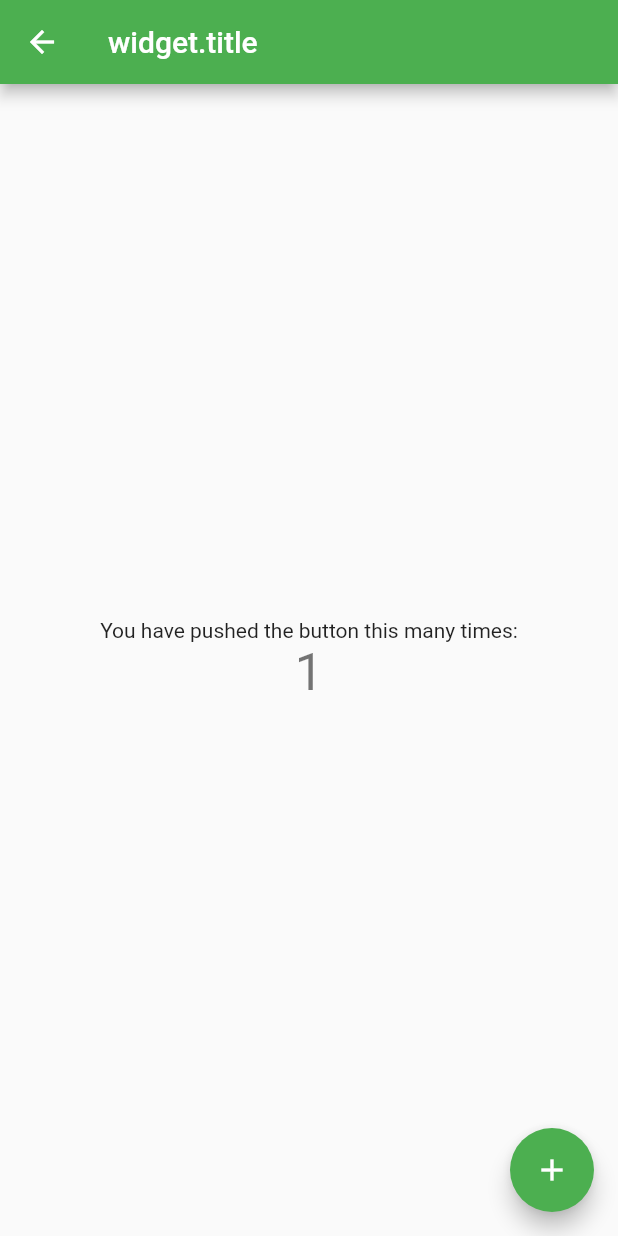
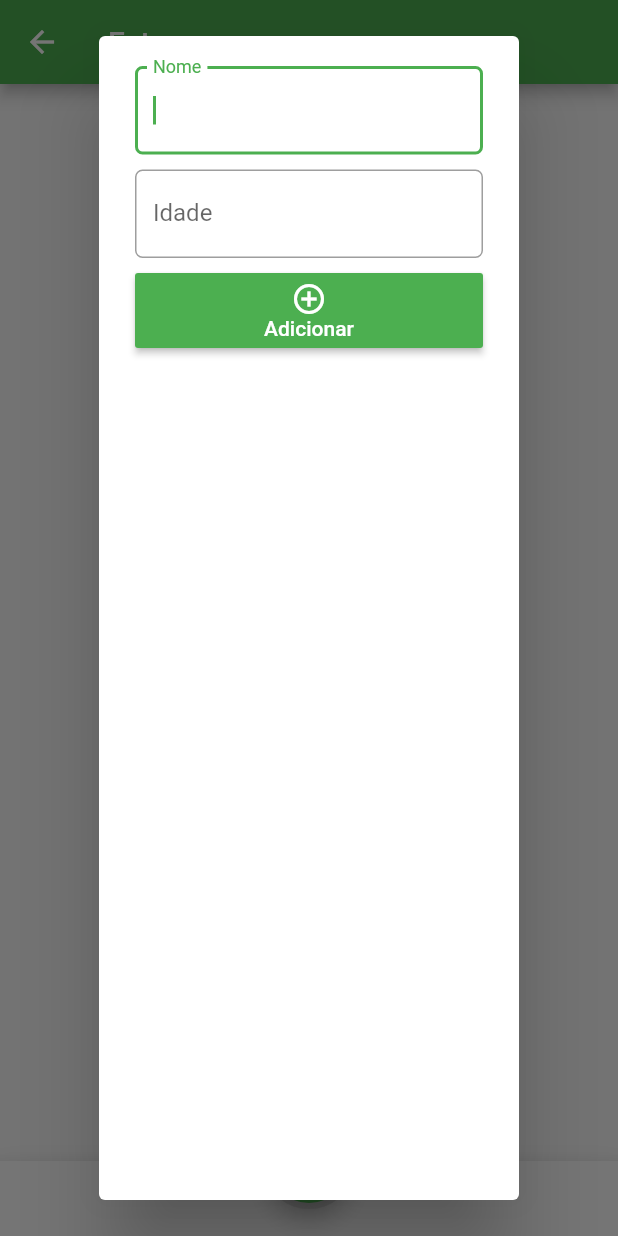
Before and after one commit to barreiradlc/e_carto, a Flutter app: the EstoquePage screen opened by its route, after a tap on the "add" icon, on a phone screen of 412 x 824 dp. Run offline on Flutter 3.47's test engine with Material 2 defaults, Android fonts, the phone set to English and light mode, and no system bars; our stand-ins replace carousel_slider, image_picker, shared_preferences, sqflite; missing offline and left inert: keyboard_visibility, universal_html; accounts and stored records are empty.

Commit message:
Estoque (Prévia)

```diff
--- a/lib/telas/EstoquePage.dart
+++ b/lib/telas/EstoquePage.dart
@@ -1,65 +1,233 @@
 import 'package:flutter/material.dart';
 import 'package:shared_preferences/shared_preferences.dart';
 
+import '../db_test.dart' as db;
+
 class EstoquePage extends StatefulWidget {
-  // EstoquePage({Key key, this.title}) : super(key: key);
-  // final String title = ;
-
   @override
   _EstoquePageState createState() => _EstoquePageState();
 }
 
 class _EstoquePageState extends State<EstoquePage> {
-  int _counter = 0;
+  var estoque;
+  String label;
+
+  bool form = true;
+
+  var nome = TextEditingController(text: '');
+  var idade = TextEditingController(text: '');
+  var id = TextEditingController(text: '');
 
   @override
   void initState() {
     super.initState();
-    _loadCounter();
+    list();
   }
 
-  //Loading counter value on start
-  _loadCounter() async {
-    SharedPreferences prefs = await SharedPreferences.getInstance();
+  void formDialogModal(dog, status) async {
+    print(dog);
+    print(status);
+    print(status);
+    print(status);
+
     setState(() {
-      _counter = (prefs.getInt('counter') ?? 0);
+      nome.text = status == 'edit' ? dog.name : '';
+      idade.text = status == 'edit' ? dog.age.toString() : '';
+      id.text = status == 'edit' ? dog.id.toString() : '';
+      label = status == 'edit' ? 'Editar' : 'Adicionar';
+    });
+
+    return showDialog(
+      context: context,
+      builder: (context) {
+        return Container(
+                  height: 60,
+            child: AlertDialog(
+          // Retrieve the text the that user has entered by using the
+          // TextEditingController.
+          backgroundColor: Colors.white,
+          content: Scaffold(
+              backgroundColor: Colors.white,
+              body: Column(children: <Widget>[
+                Container(
+                    padding: EdgeInsets.only(bottom: 10),
+                    child: TextField(
+                      controller: nome,
+                      // obscureText: true,
+                      decoration: InputDecoration(
+                        border: OutlineInputBorder(
+                          borderRadius: const BorderRadius.all(
+                            const Radius.circular(5.0),
+                          ),
+                        ),
+                        labelText: 'Nome',
+                      ),
+                      autofocus: true,
+                    )),
+                Container(
+                    padding: EdgeInsets.only(bottom: 10),
+                    child: TextField(
+                      controller: idade,
+                      // obscureText: true,
+                      decoration: InputDecoration(
+                        border: OutlineInputBorder(
+                          borderRadius: const BorderRadius.all(
+                            const Radius.circular(5.0),
+                          ),
+                        ),
+                        labelText: 'Idade',
+                      ),
+                      // autofocus: true,
+                    )),
+
+                // alignment: Alignment(1.0, 1.0),
+                RaisedButton(
+                    color: Colors.green,
+                    padding: EdgeInsets.all(5),
+                    onPressed: add,
+                    child: Center(
+                      child: Column(
+                        crossAxisAlignment: CrossAxisAlignment.center,
+                        children: <Widget>[
+                          Icon(
+                            Icons.add_circle_outline,
+                            color: Colors.white,
+                          ),
+                          Text(label, style: TextStyle(color: Colors.white))
+                        ],
+                      ),
+                    ))
+              ])),
+        ));
+      },
+    );
+  }
+
+  void formDialog(id) async {
+    print(id);
+    await db.DbFunctionsState().openDB().then((d) {
+      db.DbFunctionsState().dog(id, d).then((dog) {
+        formDialogModal(dog, 'edit');
+      });
     });
   }
 
-  //Incrementing counter after click
-  _incrementCounter() async {
-    SharedPreferences prefs = await SharedPreferences.getInstance();
+  void remove(index) async {
+    print(index);
+    db.DbFunctionsState().openDB().then((d) {
+      db.DbFunctionsState().deleteDog(index.id, d);
+    });
+    list();
+  }
+
+  add() async {
+    print('add');
+    db.DbFunctionsState().openDB().then((d) {
+      db.DbFunctionsState().insertDog(
+          db.Dog(
+              id: int.parse(id.text),
+              age: int.parse(idade.text),
+              name: nome.text),
+          d);
+    });
+    list();
+  }
+
+  list() async {
+    print('list');
+    await db.DbFunctionsState().openDB().then((d) {
+      db.DbFunctionsState().dogs(d).then((estoque) {
+        print('estoque');
+        print(estoque);
         setState(() {
-      _counter = (prefs.getInt('counter') ?? 0) + 1;
-      prefs.setInt('counter', _counter);
+          this.estoque = estoque;
+        });
+      });
     });
   }
 
   @override
   Widget build(BuildContext context) {
+    if (estoque != null) {
       return Scaffold(
         appBar: AppBar(
-        title: Text('widget.title'),
+          title: Text('Estoque'),
         ),
-      body: Center(
-        child: Column(
-          mainAxisAlignment: MainAxisAlignment.center,
+        // body: Center(
+        body: Container(
+            child: Stack(children: <Widget>[
+          ListView.builder(
+              itemCount: this.estoque == null ? 0 : this.estoque.length,
+              itemBuilder: (BuildContext context, int index) {
+                print('index');
+                print('index');
+                print('index');
+                print(index);
+                return Container(
+                    padding: EdgeInsets.only(bottom: 5),
+                    child: RaisedButton(
+                        color: Colors.white,
+                        onPressed: () => formDialog(this.estoque[index].id),
+                        child: Container(
+                            padding: EdgeInsets.all(10),
+                            child: Row(
+                              mainAxisAlignment: MainAxisAlignment.spaceBetween,
                               children: <Widget>[
-            Text(
-              'You have pushed the button this many times:',
-            ),
-            Text(
-              '$_counter',
-              style: Theme.of(context).textTheme.display1,
+                                Text(this.estoque[index].name),
+                                IconButton(
+                                  padding: EdgeInsets.all(2),
+                                  icon: Icon(Icons.delete),
+                                  onPressed: () => remove(this.estoque[index]),
                                 ),
                               ],
-        ),
+                            )
+                            // child: ,
+                            )));
+              }),
+        ])),
+        bottomNavigationBar: BottomAppBar(
+          shape: const CircularNotchedRectangle(),
+          child: Container(height: 50),
         ),
         floatingActionButton: FloatingActionButton(
-        onPressed: _incrementCounter,
-        tooltip: 'Increment',
+          // When the user presses the button, show an alert dialog containing
+          // the text that the user has entered into the text field.
+          foregroundColor: Colors.white,
+          backgroundColor: Colors.green,
+          onPressed: () => formDialogModal(null, 'new'),
+          tooltip: 'Show me the value!',
           child: Icon(Icons.add),
-      ), // This trailing comma makes auto-formatting nicer for build methods.
+        ),
+
+        floatingActionButtonLocation: FloatingActionButtonLocation.centerDocked,
       );
+      //   ),
+      // );
+    }
+    return Scaffold(
+        body: Container(
+            child: Center(
+                // child: CircularProgressIndicator()
+                child: Column(
+      children: <Widget>[
+        RaisedButton(
+          // onPressed:() => db.Dog(age: 23, id: 22, name: 'Rudolph'),
+          onPressed: add,
+
+          // onPressed:() => {
+          //   db.insertDog({ age: 23, id: 22, name: 'Rudolph' })
+          // },
+        ),
+        RaisedButton(
+          // onPressed:() => db.Dog(age: 23, id: 22, name: 'Rudolph'),
+          onPressed: list,
+          child: Text('list'),
+
+          // onPressed:() => {
+          //   db.insertDog({ age: 23, id: 22, name: 'Rudolph' })
+          // },
+        ),
+      ],
+    ))));
   }
 }
--- a/lib/telas/Home/Wikis.dart
+++ b/lib/telas/Home/Wikis.dart
@@ -63,6 +63,7 @@ class WikiState extends State<Wikis> {
           } else {
             bg = NetworkImage(uri + wikis[index]['avatar']['url']);
           }
+
           return new Container(
                 padding: EdgeInsets.only(bottom: 30),
                 child:
--- a/pubspec.yaml
+++ b/pubspec.yaml
@@ -25,6 +25,8 @@ dependencies:
   image_picker: 0.6.2+3
   shared_preferences: 0.5.6
   carousel_slider: 1.3.1
+  sqflite:
+  path:
   # The following adds the Cupertino Icons font to your application.
   # Use with the CupertinoIcons class for iOS style icons.
   cupertino_icons: ^0.1.2
```
Also changed, not shown: lib/Modelos/Itens.dart (added, +146 -0 lines), lib/Modelos/Todo.dart (added, +22 -0 lines), lib/Recursos/repository_service_todo.dart (added, +79 -0 lines), lib/db_test.dart (added, +233 -0 lines), pubspec.lock. Lines whose indentation alone changed are shown as unchanged.
